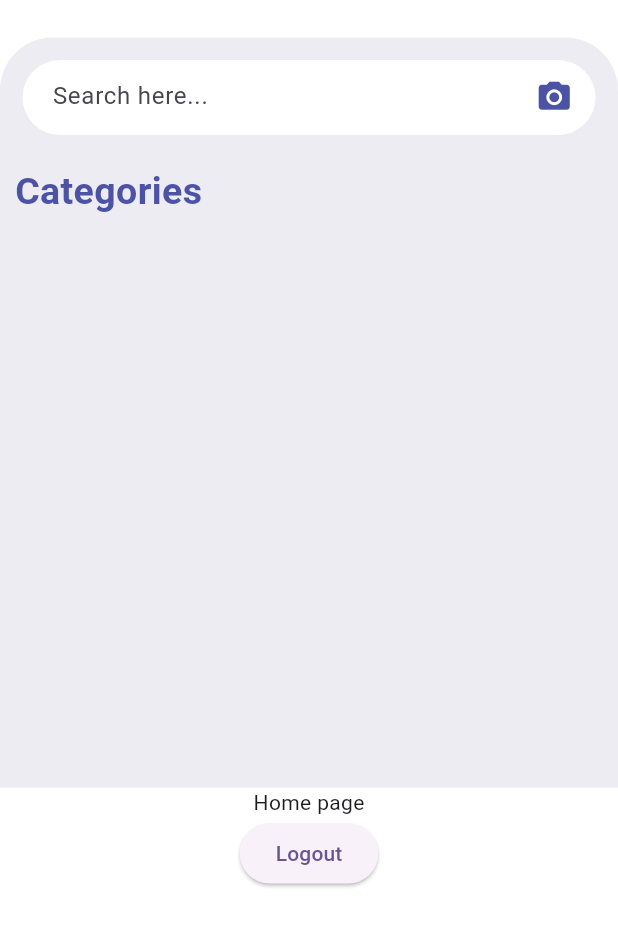
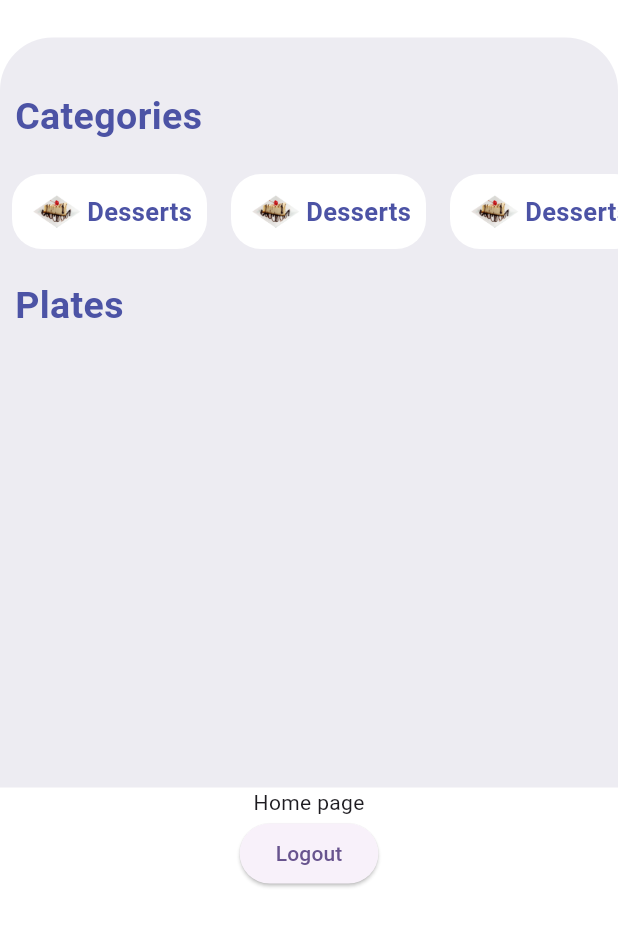
Before and after one commit to AhmedEnnaime/labelcious, a Flutter app: the Home screen opened by its route, on a phone screen of 412 x 824 dp, the part 87-1034 px from its top. Run offline on Flutter 3.47's test engine with Material 2 defaults, Android fonts, the phone set to English and light mode, and no system bars; drawn by our look-alikes of badges; our stand-ins replace firebase_auth, firebase_core, google_sign_in; accounts and stored records are empty.

Commit message:
feat: :sparkles: completed categories widget and starting in pates widget

```diff
--- a/labelcious_mobile/lib/pages/home.dart
+++ b/labelcious_mobile/lib/pages/home.dart
@@ -1,5 +1,6 @@
 import 'package:flutter/material.dart';
 import 'package:google_sign_in/google_sign_in.dart';
+import 'package:mobilelabelcious/widgets/categoriesWidget.dart';
 import 'package:mobilelabelcious/widgets/homeAppBar.dart';
 
 class Home extends StatefulWidget {
@@ -31,36 +32,6 @@ class _HomeState extends State<Home> {
                   topLeft: Radius.circular(35), topRight: Radius.circular(35))),
           child: Column(children: [
             Container(
-              margin: EdgeInsets.symmetric(horizontal: 15),
-              padding: EdgeInsets.symmetric(horizontal: 15),
-              height: 50,
-              decoration: BoxDecoration(
-                color: Colors.white,
-                borderRadius: BorderRadius.circular(30),
-              ),
-              child: Row(
-                children: [
-                  Container(
-                    margin: EdgeInsets.only(left: 5),
-                    height: 50,
-                    width: 300,
-                    child: TextFormField(
-                      decoration: InputDecoration(
-                        border: InputBorder.none,
-                        hintText: "Search here...",
-                      ),
-                    ),
-                  ),
-                  Spacer(),
-                  Icon(
-                    Icons.camera_alt,
-                    color: Color(0xFF4C53A5),
-                    size: 25,
-                  )
-                ],
-              ),
-            ),
-            Container(
               alignment: Alignment.centerLeft,
               margin: EdgeInsets.symmetric(vertical: 20, horizontal: 10),
               child: Text(
@@ -71,7 +42,20 @@ class _HomeState extends State<Home> {
                     color: Color(0xFF4C53A5)),
               ),
             ),
-            // Implement Categories widget
+            CategoriesWidget(),
+            Container(
+              alignment: Alignment.centerLeft,
+              margin: EdgeInsets.symmetric(vertical: 20, horizontal: 10),
+              child: Text(
+                "Plates",
+                style: TextStyle(
+                    fontSize: 25,
+                    fontWeight: FontWeight.bold,
+                    color: Color(0xFF4C53A5)),
+              ),
+            ),
+
+            // Implementation of PlatesWidget
           ]),
         ),
         Center(
--- /dev/null
+++ b/labelcious_mobile/lib/widgets/categoriesWidget.dart
@@ -0,0 +1,45 @@
+import 'package:flutter/material.dart';
+
+class CategoriesWidget extends StatefulWidget {
+  const CategoriesWidget({super.key});
+
+  @override
+  State<CategoriesWidget> createState() => _CategoriesWidgetState();
+}
+
+class _CategoriesWidgetState extends State<CategoriesWidget> {
+  @override
+  Widget build(BuildContext context) {
+    return SingleChildScrollView(
+      scrollDirection: Axis.horizontal,
+      child: Row(
+        children: [
+          for (int i = 0; i < 8; i++)
+            Container(
+              margin: EdgeInsets.symmetric(horizontal: 8),
+              padding: EdgeInsets.symmetric(vertical: 5, horizontal: 10),
+              decoration: BoxDecoration(
+                  color: Colors.white, borderRadius: BorderRadius.circular(20)),
+              child: Row(
+                crossAxisAlignment: CrossAxisAlignment.center,
+                children: [
+                  Image.asset(
+                    "assets/pastry.png",
+                    width: 40,
+                    height: 40,
+                  ),
+                  Text(
+                    "Desserts",
+                    style: TextStyle(
+                        fontWeight: FontWeight.bold,
+                        fontSize: 17,
+                        color: Color(0xFF4C53A5)),
+                  )
+                ],
+              ),
+            )
+        ],
+      ),
+    );
+  }
+}
```
Also changed, not shown: labelcious_mobile/assets/desserts.jpg (added), labelcious_mobile/assets/drinks.jpg (added), labelcious_mobile/assets/main.jpg (added), labelcious_mobile/assets/pastry.png (added), labelcious_mobile/assets/snack.jpg (added).
